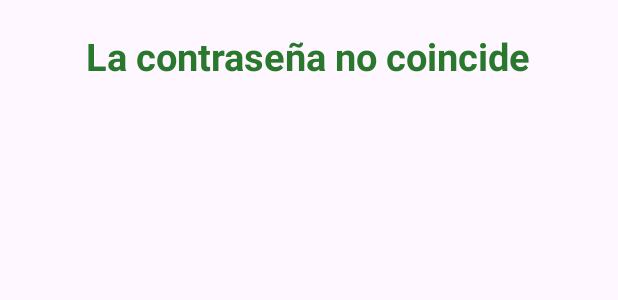
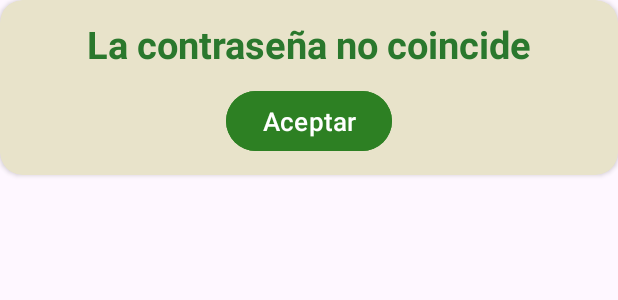
Before and after one commit to hyancy/eco_recicla_grupo_7, an Android app: the layout dialog_contrasena_no_coincide.xml on its own in the app's theme, with its tools: preview values and no code run, on a phone screen of 412 x 824 dp. Shown: the top 300 px of the screen. Run offline under Robolectric (Android 15) with nearby library versions, the phone set to English and light mode, and no system bars.

Commit message:
Mddificando los dialogos de no coinciden contraseñas y dialogo de terminos y condiones

```diff
--- a/app/src/main/res/layout/dialog_completa_todo.xml
+++ b/app/src/main/res/layout/dialog_completa_todo.xml
@@ -10,12 +10,14 @@
     <LinearLayout
         android:layout_width="match_parent"
         android:layout_height="wrap_content"
-        android:orientation="vertical">
+        android:orientation="vertical"
+        android:padding="12dp">
     <TextView
         android:layout_width="wrap_content"
         android:layout_height="wrap_content"
         android:text="Complete todos los datos para poderse registrarse"
         android:textSize="20sp"
+        android:textStyle="bold"
         android:textAlignment="center"
         android:textColor="#2A782D"
         />
--- a/app/src/main/res/layout/dialog_contrasena_no_coincide.xml
+++ b/app/src/main/res/layout/dialog_contrasena_no_coincide.xml
@@ -1,19 +1,37 @@
 <?xml version="1.0" encoding="utf-8"?>
-<LinearLayout xmlns:android="http://schemas.android.com/apk/res/android"
+<androidx.cardview.widget.CardView xmlns:android="http://schemas.android.com/apk/res/android"
     android:layout_width="match_parent"
     android:layout_height="wrap_content"
+    xmlns:app="http://schemas.android.com/apk/res-auto"
     android:orientation="vertical"
+    android:gravity="center"
     android:padding="20dp"
-    >
+    android:backgroundTint="@color/beige_app"
+    app:cardCornerRadius="15dp">
+    <LinearLayout
+        android:layout_width="match_parent"
+        android:layout_height="wrap_content"
+        android:padding="12dp"
+        android:orientation="vertical">
     <TextView
-        android:layout_width="wrap_content"
+        android:layout_width="match_parent"
         android:layout_height="wrap_content"
         android:text="La contraseña no coincide"
         android:textColor="#2A782D"
+        android:textAlignment="center"
         android:textSize="25sp"
-        android:layout_gravity="center"
         android:textStyle="bold"
         />
+        <Button
+            android:id="@+id/btn_aceptar_no_coincide_contrasena"
+            android:layout_width="wrap_content"
+            android:layout_height="wrap_content"
+            android:backgroundTint="@color/green_app"
+            android:text="Aceptar"
+            android:textSize="17sp"
+            android:layout_gravity="center"
+            android:layout_marginTop="10dp"/>
+    </LinearLayout>
 
 
-</LinearLayout>
+</androidx.cardview.widget.CardView>
```
Also changed, not shown: app/src/main/java/com/hyancy/eco_recicla_reto_1_grupo_7/ui/RegistroUsario.java (+32 -27 lines), app/src/main/res/layout/dialog_terminos_condiciones.xml (+38 -5 lines).
